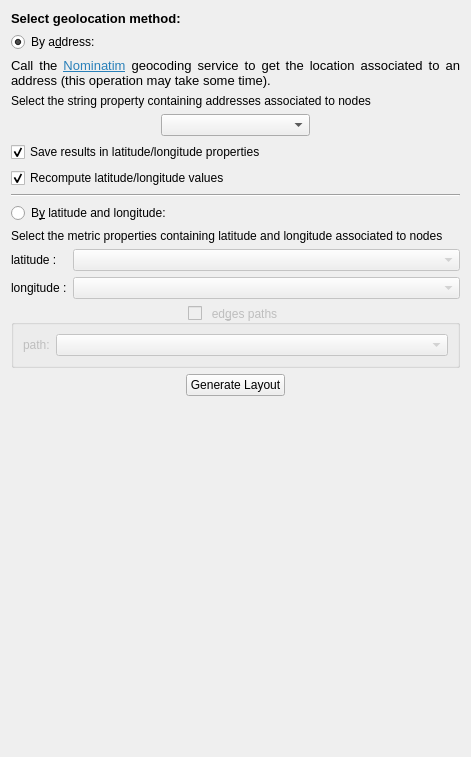
This is plugins/view/GeographicView/GeolocalisationConfigWidget.ui in anlambert/tulip as Qt 5 draws it before an edit. The edited form follows.
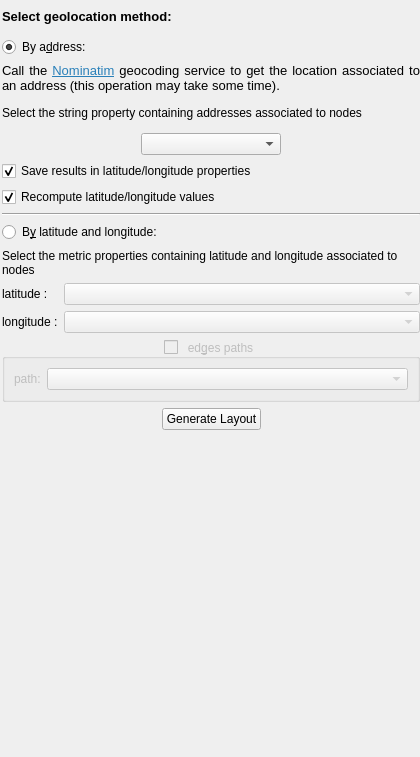
This is the edited form.

Commit message: plugins/GeographicView: Make config widgets scrollable

Patch:
```diff
--- a/plugins/view/GeographicView/GeolocalisationConfigWidget.ui
+++ b/plugins/view/GeographicView/GeolocalisationConfigWidget.ui
@@ -6,14 +6,71 @@
    <rect>
     <x>0</x>
     <y>0</y>
-    <width>471</width>
+    <width>420</width>
     <height>757</height>
    </rect>
   </property>
   <property name="windowTitle">
    <string>Geolocation</string>
   </property>
+  <layout class="QVBoxLayout" name="verticalLayout_3">
+   <property name="spacing">
+    <number>0</number>
+   </property>
+   <property name="leftMargin">
+    <number>2</number>
+   </property>
+   <property name="topMargin">
+    <number>2</number>
+   </property>
+   <property name="rightMargin">
+    <number>0</number>
+   </property>
+   <property name="bottomMargin">
+    <number>0</number>
+   </property>
+   <item>
+    <widget class="QScrollArea" name="scrollArea">
+     <property name="sizePolicy">
+      <sizepolicy hsizetype="Preferred" vsizetype="Preferred">
+       <horstretch>0</horstretch>
+       <verstretch>0</verstretch>
+      </sizepolicy>
+     </property>
+     <property name="frameShape">
+      <enum>QFrame::NoFrame</enum>
+     </property>
+     <property name="widgetResizable">
+      <bool>true</bool>
+     </property>
+     <widget class="QWidget" name="scrollAreaWidgetContents">
+      <property name="geometry">
+       <rect>
+        <x>0</x>
+        <y>0</y>
+        <width>418</width>
+        <height>528</height>
+       </rect>
+      </property>
+      <property name="sizePolicy">
+       <sizepolicy hsizetype="Preferred" vsizetype="Fixed">
+        <horstretch>0</horstretch>
+        <verstretch>0</verstretch>
+       </sizepolicy>
+      </property>
   <layout class="QVBoxLayout" name="verticalLayout_2">
+       <property name="leftMargin">
+        <number>0</number>
+       </property>
+       <property name="topMargin">
+        <number>0</number>
+       </property>
+       <property name="rightMargin">
+        <number>0</number>
+       </property>
+       <property name="bottomMargin">
+        <number>0</number>
+       </property>
    <item>
     <widget class="QLabel" name="label">
      <property name="text">
@@ -282,18 +339,9 @@
      </item>
     </layout>
    </item>
-   <item>
-    <spacer name="verticalSpacer">
-     <property name="orientation">
-      <enum>Qt::Vertical</enum>
-     </property>
-     <property name="sizeHint" stdset="0">
-      <size>
-       <width>20</width>
-       <height>40</height>
-      </size>
-     </property>
-    </spacer>
+      </layout>
+     </widget>
+    </widget>
    </item>
   </layout>
  </widget>
```
Lines whose indentation alone changed are shown as unchanged. The commit also changes 1 other file.
